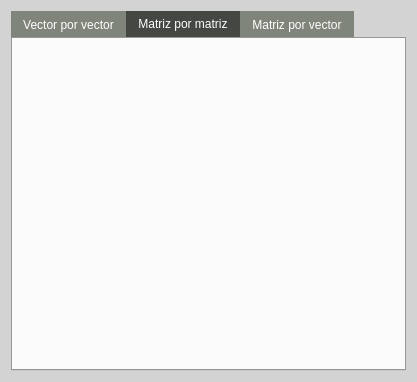
First picture: the form in views/QtFiles/vector_window.ui, repository littlesaturnalien/Matriz_Escalonada, before the edit.
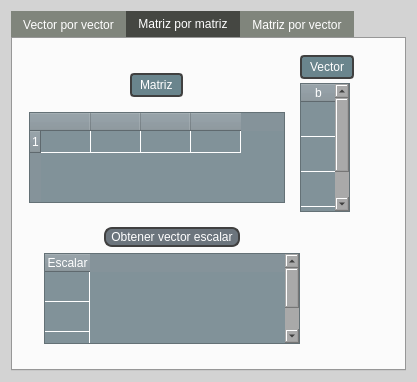
Second picture: the form after the edit. The open tabs and pages were chosen to show the change. Icons and pictures are not drawn.

Diff of the .ui file:
```diff
--- a/views/QtFiles/vector_window.ui
+++ b/views/QtFiles/vector_window.ui
@@ -425,6 +425,309 @@
       <attribute name="title">
        <string>Matriz por matriz</string>
       </attribute>
+      <layout class="QVBoxLayout" name="verticalLayout_18">
+       <item>
+        <widget class="QWidget" name="mxm_options_widget" native="true">
+         <layout class="QHBoxLayout" name="horizontalLayout_7">
+          <property name="leftMargin">
+           <number>0</number>
+          </property>
+          <item>
+           <widget class="QWidget" name="mxv_matrix_vector_widget_2" native="true">
+            <layout class="QVBoxLayout" name="verticalLayout_14" stretch="10,100">
+             <item>
+              <widget class="QWidget" name="mxv_spinbox_widget_2" native="true">
+               <layout class="QVBoxLayout" name="verticalLayout_15">
+                <property name="spacing">
+                 <number>6</number>
+                </property>
+                <property name="leftMargin">
+                 <number>9</number>
+                </property>
+                <property name="topMargin">
+                 <number>9</number>
+                </property>
+                <property name="rightMargin">
+                 <number>9</number>
+                </property>
+                <property name="bottomMargin">
+                 <number>9</number>
+                </property>
+                <item alignment="Qt::AlignmentFlag::AlignHCenter">
+                 <widget class="QLabel" name="mxv_row_label_2">
+                  <property name="text">
+                   <string>Matriz</string>
+                  </property>
+                 </widget>
+                </item>
+               </layout>
+              </widget>
+             </item>
+             <item>
+              <widget class="QWidget" name="mxv_row_vector_widget_2" native="true">
+               <property name="styleSheet">
+                <string notr="true">QTabBar:tab{
+max-width:10px;
+}</string>
+               </property>
+               <layout class="QVBoxLayout" name="verticalLayout_16">
+                <property name="leftMargin">
+                 <number>0</number>
+                </property>
+                <property name="topMargin">
+                 <number>0</number>
+                </property>
+                <property name="rightMargin">
+                 <number>0</number>
+                </property>
+                <property name="bottomMargin">
+                 <number>0</number>
+                </property>
+                <item>
+                 <widget class="QTableWidget" name="mxv_row_vector_2">
+                  <property name="maximumSize">
+                   <size>
+                    <width>16777215</width>
+                    <height>16777215</height>
+                   </size>
+                  </property>
+                  <property name="styleSheet">
+                   <string notr="true">QTableWidget:item{
+max-width:10px;
+}</string>
+                  </property>
+                  <property name="gridStyle">
+                   <enum>Qt::PenStyle::SolidLine</enum>
+                  </property>
+                  <attribute name="horizontalHeaderVisible">
+                   <bool>true</bool>
+                  </attribute>
+                  <attribute name="horizontalHeaderMinimumSectionSize">
+                   <number>10</number>
+                  </attribute>
+                  <attribute name="horizontalHeaderDefaultSectionSize">
+                   <number>50</number>
+                  </attribute>
+                  <attribute name="horizontalHeaderHighlightSections">
+                   <bool>false</bool>
+                  </attribute>
+                  <attribute name="verticalHeaderVisible">
+                   <bool>true</bool>
+                  </attribute>
+                  <attribute name="verticalHeaderDefaultSectionSize">
+                   <number>22</number>
+                  </attribute>
+                  <attribute name="verticalHeaderShowSortIndicator" stdset="0">
+                   <bool>false</bool>
+                  </attribute>
+                  <row/>
+                  <column>
+                   <property name="text">
+                    <string/>
+                   </property>
+                  </column>
+                  <column>
+                   <property name="text">
+                    <string/>
+                   </property>
+                  </column>
+                  <column>
+                   <property name="text">
+                    <string/>
+                   </property>
+                  </column>
+                  <column>
+                   <property name="text">
+                    <string/>
+                   </property>
+                  </column>
+                  <item row="0" column="0">
+                   <property name="text">
+                    <string/>
+                   </property>
+                  </item>
+                 </widget>
+                </item>
+               </layout>
+              </widget>
+             </item>
+            </layout>
+           </widget>
+          </item>
+          <item>
+           <widget class="QWidget" name="mxm_column_vector_widget" native="true">
+            <layout class="QVBoxLayout" name="verticalLayout_17">
+             <property name="spacing">
+              <number>4</number>
+             </property>
+             <property name="leftMargin">
+              <number>0</number>
+             </property>
+             <property name="topMargin">
+              <number>0</number>
+             </property>
+             <property name="rightMargin">
+              <number>0</number>
+             </property>
+             <property name="bottomMargin">
+              <number>0</number>
+             </property>
+             <item alignment="Qt::AlignmentFlag::AlignLeft">
+              <widget class="QLabel" name="label_2">
+               <property name="text">
+                <string>Vector</string>
+               </property>
+              </widget>
+             </item>
+             <item>
+              <widget class="QTableWidget" name="mxv_column_vector_2">
+               <property name="maximumSize">
+                <size>
+                 <width>50</width>
+                 <height>16777215</height>
+                </size>
+               </property>
+               <attribute name="horizontalHeaderVisible">
+                <bool>true</bool>
+               </attribute>
+               <attribute name="horizontalHeaderMinimumSectionSize">
+                <number>10</number>
+               </attribute>
+               <attribute name="horizontalHeaderDefaultSectionSize">
+                <number>35</number>
+               </attribute>
+               <attribute name="horizontalHeaderHighlightSections">
+                <bool>true</bool>
+               </attribute>
+               <attribute name="verticalHeaderVisible">
+                <bool>false</bool>
+               </attribute>
+               <attribute name="verticalHeaderCascadingSectionResizes">
+                <bool>false</bool>
+               </attribute>
+               <attribute name="verticalHeaderMinimumSectionSize">
+                <number>35</number>
+               </attribute>
+               <attribute name="verticalHeaderDefaultSectionSize">
+                <number>35</number>
+               </attribute>
+               <attribute name="verticalHeaderShowSortIndicator" stdset="0">
+                <bool>false</bool>
+               </attribute>
+               <row>
+                <property name="text">
+                 <string>Nueva fila</string>
+                </property>
+               </row>
+               <row>
+                <property name="text">
+                 <string>Nueva fila</string>
+                </property>
+               </row>
+               <row>
+                <property name="text">
+                 <string>Nueva fila</string>
+                </property>
+               </row>
+               <row>
+                <property name="text">
+                 <string>Nueva fila</string>
+                </property>
+               </row>
+               <column>
+                <property name="text">
+                 <string>b</string>
+                </property>
+               </column>
+              </widget>
+             </item>
+            </layout>
+           </widget>
+          </item>
+         </layout>
+        </widget>
+       </item>
+       <item>
+        <widget class="QWidget" name="mxm_solution_widget" native="true">
+         <layout class="QHBoxLayout" name="horizontalLayout_5" stretch="100,25">
+          <property name="topMargin">
+           <number>0</number>
+          </property>
+          <item>
+           <widget class="QWidget" name="mxm_solution_options" native="true">
+            <layout class="QVBoxLayout" name="verticalLayout_13">
+             <property name="topMargin">
+              <number>0</number>
+             </property>
+             <item alignment="Qt::AlignmentFlag::AlignHCenter">
+              <widget class="QPushButton" name="mxm_solve_scalar_button">
+               <property name="text">
+                <string>Obtener vector escalar</string>
+               </property>
+              </widget>
+             </item>
+             <item alignment="Qt::AlignmentFlag::AlignHCenter">
+              <widget class="QTableWidget" name="mxm_table_scalar">
+               <property name="styleSheet">
+                <string notr="true">max-width: 4em;</string>
+               </property>
+               <attribute name="horizontalHeaderVisible">
+                <bool>true</bool>
+               </attribute>
+               <attribute name="horizontalHeaderCascadingSectionResizes">
+                <bool>false</bool>
+               </attribute>
+               <attribute name="horizontalHeaderDefaultSectionSize">
+                <number>45</number>
+               </attribute>
+               <attribute name="verticalHeaderVisible">
+                <bool>false</bool>
+               </attribute>
+               <attribute name="verticalHeaderCascadingSectionResizes">
+                <bool>false</bool>
+               </attribute>
+               <row>
+                <property name="text">
+                 <string>Nueva fila</string>
+                </property>
+               </row>
+               <row>
+                <property name="text">
+                 <string>Nueva fila</string>
+                </property>
+               </row>
+               <row>
+                <property name="text">
+                 <string>Nueva fila</string>
+                </property>
+               </row>
+               <column>
+                <property name="text">
+                 <string>Escalar</string>
+                </property>
+               </column>
+              </widget>
+             </item>
+            </layout>
+           </widget>
+          </item>
+          <item>
+           <spacer name="mxm_horizontal_spacer">
+            <property name="orientation">
+             <enum>Qt::Orientation::Horizontal</enum>
+            </property>
+            <property name="sizeHint" stdset="0">
+             <size>
+              <width>40</width>
+              <height>20</height>
+             </size>
+            </property>
+           </spacer>
+          </item>
+         </layout>
+        </widget>
+       </item>
+      </layout>
      </widget>
      <widget class="QWidget" name="matrix_x_vector_widget">
       <property name="accessibleName">
```
Left out of the diff: 158 changed lines with no effect on the pictures.
